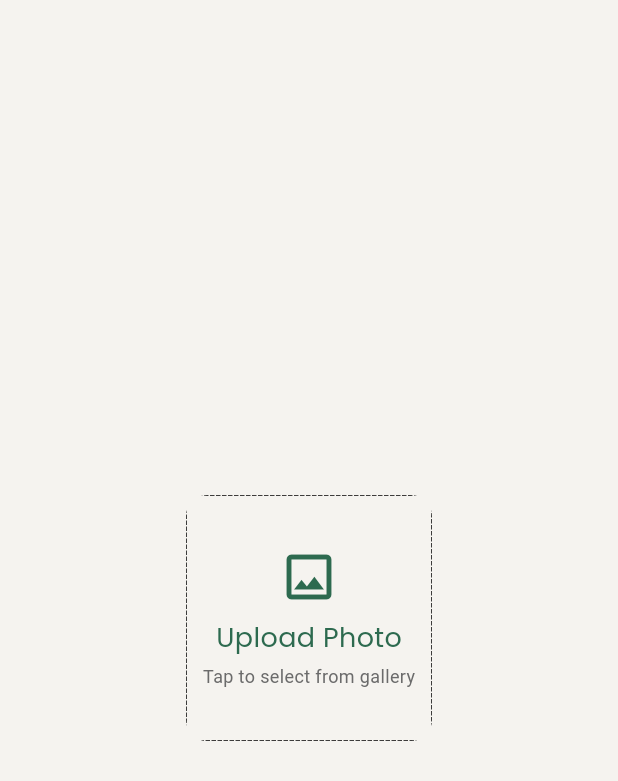
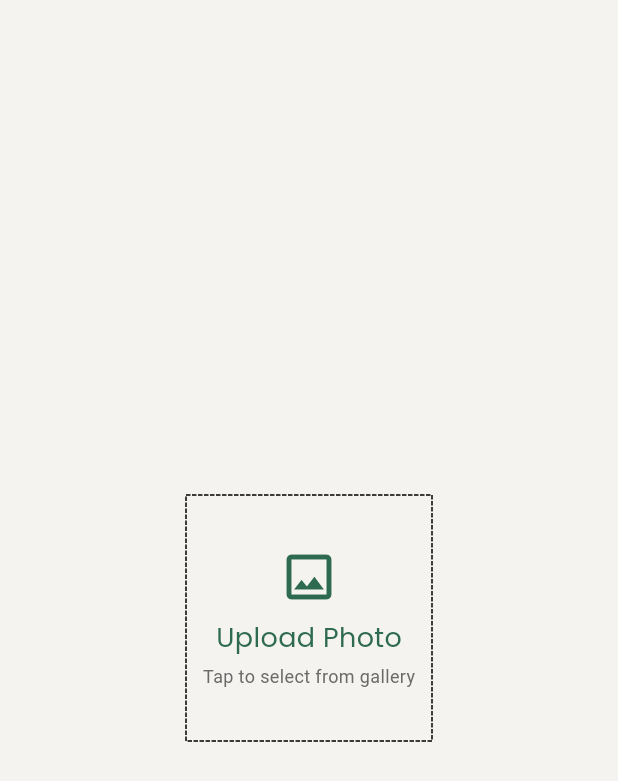
Before and after one commit to AhmedMedhatHamed/Marketa_Admin_App, a Flutter app: the UploadImageWidget widget shown alone on an empty page, opened directly, on a phone screen of 412 x 824 dp. Shown: the top 781 px of the screen. Run offline on Flutter 3.47's test engine with Material 3 defaults, Android fonts, the phone set to English and light mode, and no system bars; drawn by our look-alikes of dotted_border; our stand-ins replace equatable, flutter_bloc, go_router, iconly, image_picker, shared_preferences and 1 more; accounts and stored records are empty; network calls fail.

Commit message:
Allow admin to edit on products

```diff
--- a/lib/core/router/app_router.dart
+++ b/lib/core/router/app_router.dart
@@ -1,6 +1,8 @@
 import 'package:go_router/go_router.dart';
 import 'package:marketa_admin/features/dashboard/presentation/view/dashboard_view.dart';
+import 'package:marketa_admin/features/edit_product/presentation/view/edit_product_view.dart';
 import 'package:marketa_admin/features/orders/presentation/views/all_order_view.dart';
+import 'package:marketa_admin/features/product/data/models/product_model.dart';
 import 'package:marketa_admin/features/product/presentation/view/product_details_view.dart';
 import 'package:marketa_admin/features/search/presentation/views/search_view.dart';
 import 'package:marketa_admin/features/upload_product/presentation/view/upload_product_view.dart';
@@ -31,5 +33,13 @@ final GoRouter router = GoRouter(
       path: '/uploadProduct',
       builder: (context, state) => const UploadProductView(),
     ),
+
+    GoRoute(
+      path: '/editProduct',
+      builder: (context, state) {
+        final product = state.extra as ProductModel;
+        return EditProductView(product: product);
+      },
+    ),
   ],
 );
--- a/lib/features/search/presentation/widgets/search_grid_view_widget.dart
+++ b/lib/features/search/presentation/widgets/search_grid_view_widget.dart
@@ -1,9 +1,7 @@
 import 'package:flutter/cupertino.dart';
 import 'package:flutter/material.dart';
-import 'package:flutter_bloc/flutter_bloc.dart';
 import 'package:go_router/go_router.dart';
 import 'package:marketa_admin/core/utils/text_styles.dart';
-import 'package:marketa_admin/features/orders/presentation/cubit/viewed_cubit/viewed_cubit.dart';
 import 'package:marketa_admin/features/product/data/models/product_model.dart';
 
 
@@ -14,11 +12,9 @@ class SearchGridViewWidget extends StatelessWidget {
 
   @override
   Widget build(BuildContext context) {
-    final viewedCubit = context.read<ViewedCubit>();
     return GestureDetector(
       onTap: () {
-        viewedCubit.addProductInHistory(productId: product.productId);
-        context.push('/productDetails', extra: product.productId);
+        context.push('/editProduct', extra: product);
       },
       child: Padding(
         padding: const EdgeInsets.symmetric(horizontal: 20.0),
--- a/lib/features/upload_product/presentation/cubit/upload_product/upload_product_state.dart
+++ b/lib/features/upload_product/presentation/cubit/upload_product/upload_product_state.dart
@@ -18,3 +18,5 @@ final class UploadProductImagePicked extends UploadProductState {
   final File image;
    UploadProductImagePicked(this.image);
 }
+
+final class UploadProductInitialized extends UploadProductState {}
--- a/lib/features/upload_product/presentation/widgets/upload_image_widget.dart
+++ b/lib/features/upload_product/presentation/widgets/upload_image_widget.dart
@@ -11,58 +11,49 @@ class UploadImageWidget extends StatelessWidget {
 
   @override
   Widget build(BuildContext context) {
-    final cubit = context.read<UploadProductCubit>();
+    final cubit  = context.read<UploadProductCubit>();
     final colors = Theme.of(context).extension<AppColors>()!;
 
     return BlocBuilder<UploadProductCubit, UploadProductState>(
       builder: (context, state) {
-        final image = cubit.productImage;
+        final localImage   = cubit.productImage;
+        final networkImage = cubit.imageUrl;
 
         return GestureDetector(
           onTap: cubit.pickImage,
           child: Center(
             child: Padding(
               padding: const EdgeInsets.symmetric(horizontal: 60.0),
-              child: ClipRRect(
-                borderRadius: BorderRadiusGeometry.circular(14.0),
               child: DottedBorder(
                 child: SizedBox(
                   width: 160,
                   height: 160,
-                    child: image != null
+                  child: localImage != null
                       ? Stack(
                     fit: StackFit.expand,
                     children: [
                       ClipRRect(
                         borderRadius: BorderRadius.circular(14.0),
-                                child: Image.file(image, fit: BoxFit.cover),
+                        child: Image.file(localImage, fit: BoxFit.cover),
                       ),
-                              Positioned(
-                                top: 0.0,
-                                right: 0.0,
-                                child: GestureDetector(
-                                  onTap: cubit.removeImage,
-                                  child: CircleAvatar(
-                                    radius: 14.0,
-                                    backgroundColor: AppColor.errorMsgColor,
-                                    child: const Icon(
-                                      Icons.close,
-                                      size: 16.0,
-                                      color: Colors.white,
+                      _RemoveButton(onTap: cubit.removeImage),
+                    ],
+                  )
+                      : networkImage != null
+                      ? Stack(
+                    fit: StackFit.expand,
+                    children: [
+                      ClipRRect(
+                        borderRadius: BorderRadius.circular(14.0),
+                        child: Image.network(networkImage, fit: BoxFit.cover),
                       ),
-                                  ),
-                                ),
-                              ),
+                      _RemoveButton(onTap: cubit.removeImage),
                     ],
                   )
                       : Column(
                     mainAxisAlignment: MainAxisAlignment.center,
                     children: [
-                              Icon(
-                                Icons.image_outlined,
-                                color: colors.primary,
-                                size: 40.0,
-                              ),
+                      Icon(Icons.image_outlined, color: colors.primary, size: 40.0),
                       const SizedBox(height: 8.0),
                       Text(
                         'Upload Photo',
@@ -72,13 +63,9 @@ class UploadImageWidget extends StatelessWidget {
                       const SizedBox(height: 4.0),
                       Text(
                         'Tap to select from gallery',
-                                style: TextStyle(
-                                  fontSize: 12,
-                                  color: colors.subtext,
-                                ),
+                        style: TextStyle(fontSize: 12, color: colors.subtext),
                       ),
                     ],
-                          ),
                   ),
                 ),
               ),
@@ -89,3 +76,24 @@ class UploadImageWidget extends StatelessWidget {
     );
   }
 }
+
+class _RemoveButton extends StatelessWidget {
+  final VoidCallback onTap;
+  const _RemoveButton({required this.onTap});
+
+  @override
+  Widget build(BuildContext context) {
+    return Positioned(
+      top: 0.0,
+      right: 0.0,
+      child: GestureDetector(
+        onTap: onTap,
+        child: CircleAvatar(
+          radius: 14.0,
+          backgroundColor: AppColor.errorMsgColor,
+          child: const Icon(Icons.close, size: 16.0, color: Colors.white),
+        ),
+      ),
+    );
+  }
+}
```
Also changed, not shown: lib/features/edit_product/presentation/view/edit_product_view.dart (added, +37 -0 lines), lib/features/upload_product/presentation/cubit/category_bloc.dart (+6 -11 lines), lib/features/upload_product/presentation/cubit/upload_product/upload_product_cubit.dart (+21 -0 lines), lib/features/upload_product/presentation/widgets/upload_product_form.dart (+26 -22 lines). Lines whose indentation alone changed are shown as unchanged.
